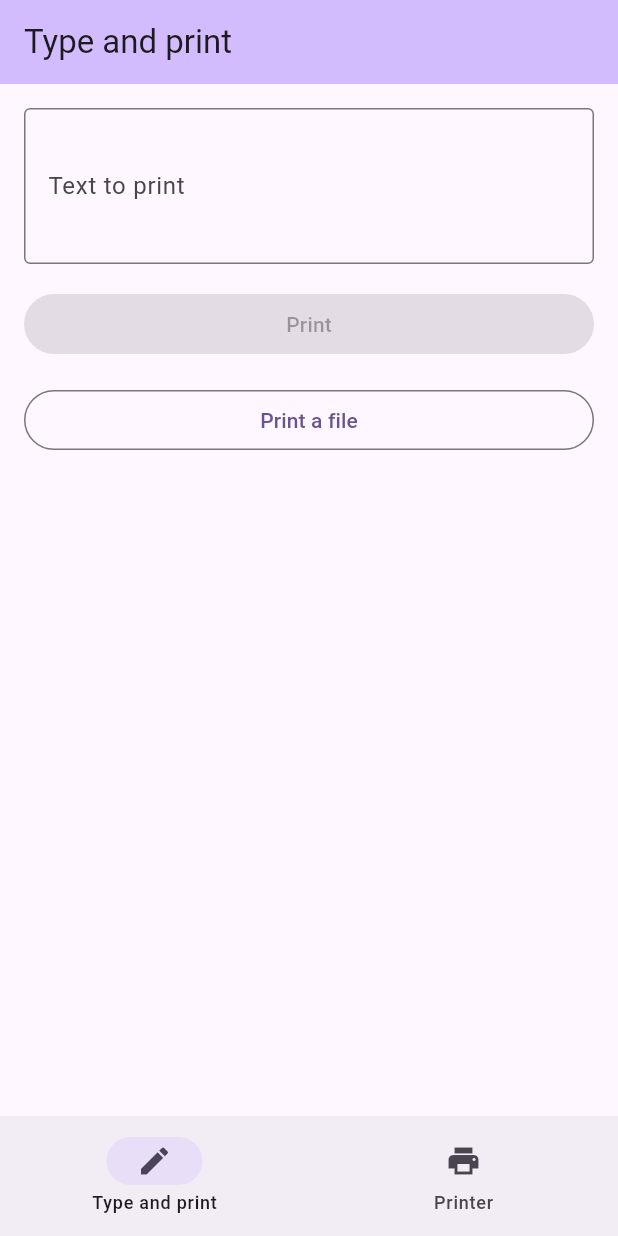
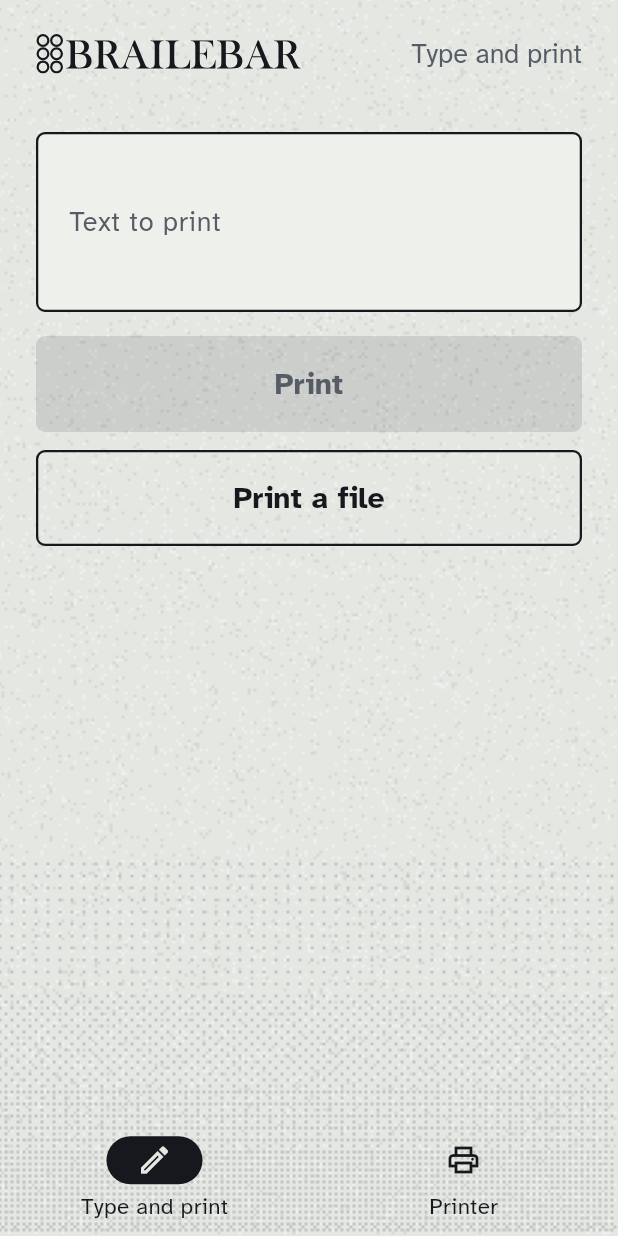
Before and after one commit to Thomas-More-Digital-Innovation/2627-TMEM-004-BrailleBar, a Flutter app: the screen it shows after launch, on a phone screen of 412 x 824 dp. Run offline on Flutter 3.47's test engine with Material 3 defaults, Android fonts, the phone set to English and light mode, and no system bars; our stand-ins replace file_picker, flutter_blue_plus, flutter_svg, shared_preferences; network calls fail.

Commit message:
improvements to UI/UX

```diff
--- a/frontend/braillebar/lib/layout.dart
+++ b/frontend/braillebar/lib/layout.dart
@@ -1,4 +1,6 @@
+import 'package:braillebar/paper.dart';
 import 'package:flutter/material.dart';
+import 'package:flutter_svg/flutter_svg.dart';
 
 /// Shared page shell: wrap every screen's content in this.
 class AppLayout extends StatelessWidget {
@@ -11,8 +13,12 @@ class AppLayout extends StatelessWidget {
   Widget build(BuildContext context) {
     return Scaffold(
       appBar: AppBar(
-        backgroundColor: Theme.of(context).colorScheme.inversePrimary,
-        title: Text(title),
+        toolbarHeight: 72,
+        title: SvgPicture.asset('assets/LogoBrailleBar.svg', height: 30, semanticsLabel: 'BrailleBar',
+            colorFilter: const ColorFilter.mode(ink, BlendMode.srcIn)),
+        actions: [
+          Padding(padding: const EdgeInsets.only(right: 24), child: Semantics(header: true, child: Text(title))),
+        ],
       ),
       body: SafeArea(child: child),
     );
--- a/frontend/braillebar/lib/main.dart
+++ b/frontend/braillebar/lib/main.dart
@@ -5,6 +5,7 @@ import 'package:braillebar/agent.dart';
 import 'package:braillebar/api.dart';
 import 'package:braillebar/ble_link.dart';
 import 'package:braillebar/layout.dart';
+import 'package:braillebar/paper.dart';
 import 'package:braillebar/printer_screen.dart';
 import 'package:braillebar/status.dart';
 import 'package:file_picker/file_picker.dart';
@@ -33,9 +34,8 @@ class MyApp extends StatelessWidget {
   Widget build(BuildContext context) {
     return MaterialApp(
       title: 'BrailleBar',
-      theme: ThemeData(
-        colorScheme: .fromSeed(seedColor: Colors.deepPurple),
-      ),
+      theme: paperTheme(),
+      builder: (context, child) => Paper(child: child!),
       home: Home(api: api, link: link),
     );
   }
@@ -65,8 +65,8 @@ class _HomeState extends State<Home> {
         selectedIndex: _tab,
         onDestinationSelected: (i) => setState(() => _tab = i),
         destinations: const [
-          NavigationDestination(icon: Icon(Icons.edit), label: 'Type and print'),
-          NavigationDestination(icon: Icon(Icons.print), label: 'Printer'),
+          NavigationDestination(icon: Icon(Icons.edit_outlined), label: 'Type and print'),
+          NavigationDestination(icon: Icon(Icons.print_outlined), label: 'Printer'),
         ],
       ),
     );
@@ -195,14 +195,15 @@ class _PrintScreenState extends State<PrintScreen> {
   Widget build(BuildContext context) {
     return AppLayout(
       title: 'Type and print',
-      child: Padding(
-        padding: const EdgeInsets.all(16),
+      child: SingleChildScrollView(
+        padding: const EdgeInsets.fromLTRB(24, 16, 24, 24),
         child: Column(
           crossAxisAlignment: .stretch,
           children: [
             TextField(
               controller: _text,
-              decoration: const InputDecoration(labelText: 'Text to print', border: OutlineInputBorder()),
+              decoration: const InputDecoration(labelText: 'Text to print'),
+              style: Theme.of(context).textTheme.bodyLarge,
               minLines: 3,
               maxLines: 8,
             ),
@@ -211,9 +212,10 @@ class _PrintScreenState extends State<PrintScreen> {
               onPressed: _text.text.trim().isEmpty || _sending ? null : _print,
               child: Text(_sending ? 'Sending' : 'Print'),
             ),
-            const SizedBox(height: 16),
+            const SizedBox(height: 12),
             OutlinedButton(onPressed: _sending ? null : _printFile, child: const Text('Print a file')),
-            const SizedBox(height: 24),
+            // below the buttons, so nothing above moves when the message changes
+            const SizedBox(height: 32),
             Text(_message, style: Theme.of(context).textTheme.headlineSmall),
           ],
         ),
--- /dev/null
+++ b/frontend/braillebar/lib/paper.dart
@@ -0,0 +1,104 @@
+import 'dart:math';
+import 'dart:typed_data';
+import 'dart:ui';
+
+import 'package:flutter/material.dart';
+
+const paper = Color(0xFFE4E7E2);
+const ink = Color(0xFF16181D);
+const graphite = Color(0xFF565C66);
+const cobalt = Color(0xFF1E3AD0);
+
+// One dither cell in logical pixels: big enough that the dither reads as texture, like toner.
+const _px = 2.0;
+// 4x4 Bayer matrix, the thresholds of ordered dithering.
+const _bayer = [0, 8, 2, 10, 12, 4, 14, 6, 3, 11, 1, 9, 15, 7, 13, 5];
+bool _on(double density, int gx, int gy) => density > (_bayer[(gy & 3) * 4 + (gx & 3)] + 0.5) / 16;
+
+ThemeData paperTheme() {
+  const shape = RoundedRectangleBorder(borderRadius: BorderRadius.all(Radius.circular(6)));
+  const buttonText = TextStyle(fontFamily: 'Atkinson Hyperlegible', fontSize: 20, fontWeight: FontWeight.bold);
+  return ThemeData(
+    fontFamily: 'Atkinson Hyperlegible',
+    colorScheme: const ColorScheme.light(
+      primary: cobalt, onPrimary: paper, secondary: ink, onSecondary: paper,
+      surface: paper, onSurface: ink, onSurfaceVariant: graphite, outline: ink, error: Color(0xFFB0201A),
+    ),
+    scaffoldBackgroundColor: Colors.transparent, // the grain behind every screen shows through
+    appBarTheme: const AppBarTheme(
+      backgroundColor: Colors.transparent, foregroundColor: ink, elevation: 0, scrolledUnderElevation: 0,
+      centerTitle: false, titleSpacing: 24,
+      toolbarTextStyle: TextStyle(fontFamily: 'Atkinson Hyperlegible', fontSize: 18, color: graphite),
+    ),
+    textTheme: const TextTheme(
+      headlineMedium: TextStyle(fontSize: 34, height: 1.15, fontWeight: FontWeight.bold, color: ink),
+      headlineSmall: TextStyle(fontSize: 28, height: 1.2, fontWeight: FontWeight.bold, color: ink),
+      bodyLarge: TextStyle(fontSize: 20, height: 1.4, color: ink),
+    ),
+    filledButtonTheme: FilledButtonThemeData(style: FilledButton.styleFrom(
+      minimumSize: const Size.fromHeight(64), shape: shape, textStyle: buttonText,
+      disabledBackgroundColor: ink.withValues(alpha: 0.12), disabledForegroundColor: graphite,
+    )),
+    outlinedButtonTheme: OutlinedButtonThemeData(style: OutlinedButton.styleFrom(
+      minimumSize: const Size.fromHeight(64), shape: shape, textStyle: buttonText,
+      foregroundColor: ink, side: const BorderSide(color: ink, width: 1.5),
+    )),
+    inputDecorationTheme: const InputDecorationTheme(
+      filled: true, fillColor: Color(0xFFEEF0EC),
+      labelStyle: TextStyle(color: graphite, fontSize: 18),
+      contentPadding: EdgeInsets.all(18),
+      border: OutlineInputBorder(borderRadius: BorderRadius.all(Radius.circular(6))),
+      enabledBorder: OutlineInputBorder(borderRadius: BorderRadius.all(Radius.circular(6)), borderSide: BorderSide(color: ink, width: 1.5)),
+      focusedBorder: OutlineInputBorder(borderRadius: BorderRadius.all(Radius.circular(6)), borderSide: BorderSide(color: cobalt, width: 3)),
+    ),
+    navigationBarTheme: NavigationBarThemeData(
+      backgroundColor: Colors.transparent, indicatorColor: ink, surfaceTintColor: Colors.transparent, height: 76,
+      iconTheme: WidgetStateProperty.resolveWith((s) => IconThemeData(color: s.contains(WidgetState.selected) ? paper : ink)),
+      labelTextStyle: const WidgetStatePropertyAll(TextStyle(fontFamily: 'Atkinson Hyperlegible', fontSize: 15, color: ink)),
+    ),
+  );
+}
+
+/// Paper with a fixed grain behind the whole app. Purely visual: hidden from screen readers.
+class Paper extends StatelessWidget {
+  const Paper({super.key, required this.child});
+  final Widget child;
+
+  @override
+  Widget build(BuildContext context) => Stack(children: [
+        Positioned.fill(child: ExcludeSemantics(child: RepaintBoundary(child: CustomPaint(painter: _Grain())))),
+        child,
+      ]);
+}
+
+class _Grain extends CustomPainter {
+  @override
+  void paint(Canvas canvas, Size size) {
+    canvas.drawColor(paper, BlendMode.src);
+    final rnd = Random(7); // fixed seed: the grain must not shimmer between paints
+    final dark = <double>[], light = <double>[], toner = <double>[];
+    final fadeFrom = size.height * 0.55;
+    for (var gy = 0; gy * _px < size.height; gy++) {
+      final y = gy * _px;
+      // an ordered-dither fade toward the bottom, like toner thinning out on a page
+      final fade = y < fadeFrom ? 0.0 : pow((y - fadeFrom) / (size.height - fadeFrom), 2) * 0.3;
+      for (var gx = 0; gx * _px < size.width; gx++) {
+        final x = gx * _px, r = rnd.nextDouble();
+        if (_on(fade, gx, gy)) {
+          toner..add(x)..add(y);
+        } else if (r < 0.05) {
+          dark..add(x)..add(y);
+        } else if (r > 0.94) {
+          light..add(x)..add(y);
+        }
+      }
+    }
+    final p = Paint()..strokeWidth = _px..strokeCap = StrokeCap.square;
+    canvas.drawRawPoints(PointMode.points, Float32List.fromList(toner), p..color = ink.withValues(alpha: 0.16));
+    canvas.drawRawPoints(PointMode.points, Float32List.fromList(dark), p..color = ink.withValues(alpha: 0.07));
+    canvas.drawRawPoints(PointMode.points, Float32List.fromList(light), p..color = Colors.white.withValues(alpha: 0.35));
+  }
+
+  @override
+  bool shouldRepaint(_Grain old) => false;
+}
--- a/frontend/braillebar/lib/printer_screen.dart
+++ b/frontend/braillebar/lib/printer_screen.dart
@@ -13,17 +13,14 @@ class PrinterScreen extends StatelessWidget {
     return AppLayout(
       title: 'Printer',
       child: Padding(
-        padding: const EdgeInsets.all(16),
+        padding: const EdgeInsets.fromLTRB(24, 16, 24, 24),
         child: ValueListenableBuilder(
           valueListenable: link.connected,
           builder: (context, connected, _) => Column(
             crossAxisAlignment: .stretch,
             children: [
-              Icon(connected ? Icons.check_circle : Icons.bluetooth_searching, size: 96),
-              const SizedBox(height: 16),
               Text(
                 connected ? 'Printer connected: $printerName' : 'No printer connected. Looking for the printer',
-                textAlign: TextAlign.center,
                 style: Theme.of(context).textTheme.headlineMedium,
               ),
             ],
```
Also changed, not shown: frontend/braillebar/pubspec.yaml (+11 -0 lines), frontend/braillebar/assets/LogoBrailleBar.svg (added), frontend/braillebar/assets/fonts/AtkinsonHyperlegible-Bold.ttf (added), frontend/braillebar/assets/fonts/AtkinsonHyperlegible-Regular.ttf (added), frontend/braillebar/pubspec.lock.
